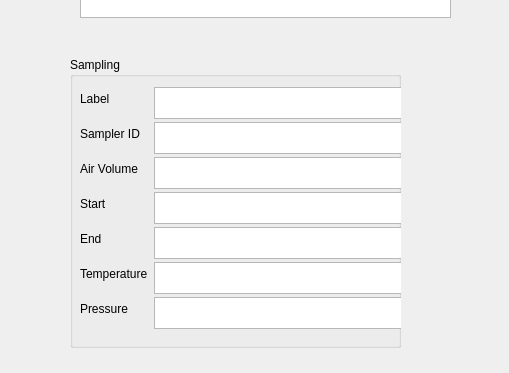
Old version of the form src/gui/experiment_metadata.ui in the repository gfogwill/FrESH; both pictures show x 0 to 509 and y 203 to 576 of the 509 by 662 pixel window.
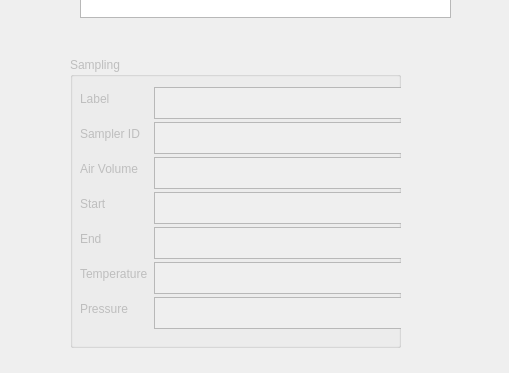
New version of the form.

Commit message: refactor: new window to load experiment metadata

The edit to the form file:
```diff
--- a/src/gui/experiment_metadata.ui
+++ b/src/gui/experiment_metadata.ui
@@ -79,6 +79,9 @@
     </layout>
    </widget>
    <widget class="QGroupBox" name="groupBox">
+    <property name="enabled">
+     <bool>false</bool>
+    </property>
     <property name="geometry">
      <rect>
       <x>70</x>
@@ -96,7 +99,7 @@
        <x>10</x>
        <y>30</y>
        <width>301</width>
-       <height>241</height>
+       <height>244</height>
       </rect>
      </property>
      <layout class="QFormLayout" name="formLayout_2">
```
Left out of the diff: 37 changed lines with no effect on the pictures. The commit also changes 2 other files.
